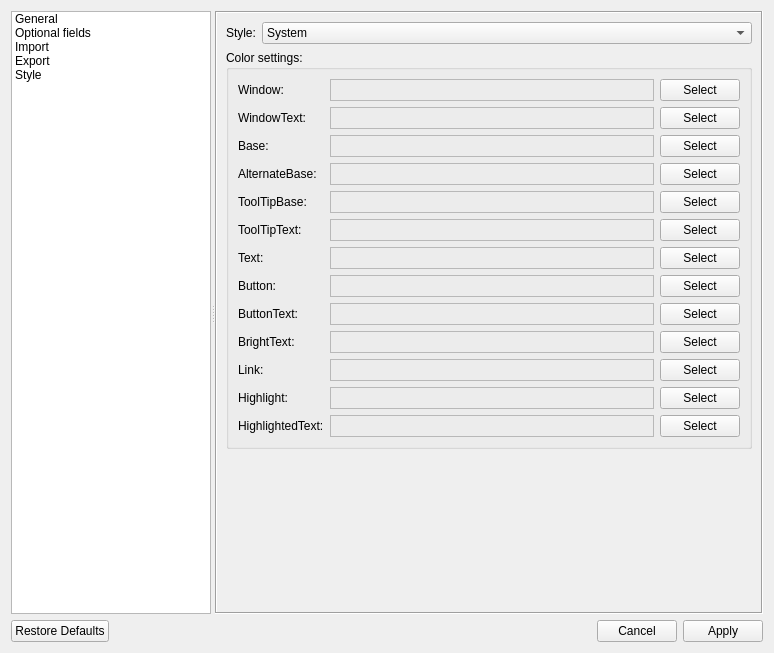
LibertaSoft/DatabaseAnime, file DatabaseAnime/settings.ui: the form before one commit.
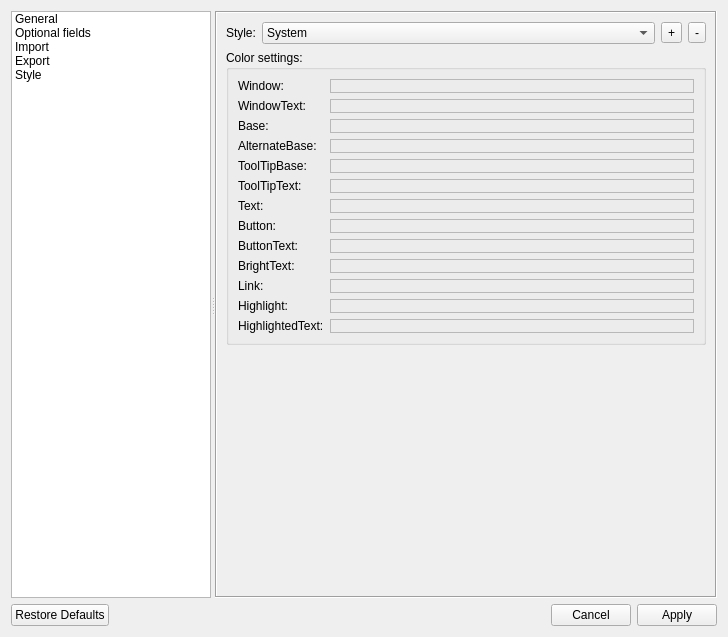
The form after the commit. The open tabs and pages were chosen to show the change. Icons and pictures are not drawn. Custom widgets are drawn as their Qt base class.

Commit message: UI for switched style

```diff
--- a/DatabaseAnime/settings.ui
+++ b/DatabaseAnime/settings.ui
@@ -6,8 +6,8 @@
    <rect>
     <x>0</x>
     <y>0</y>
-    <width>774</width>
-    <height>653</height>
+    <width>728</width>
+    <height>637</height>
    </rect>
   </property>
   <property name="windowTitle">
@@ -817,18 +817,47 @@
          </widget>
         </item>
         <item row="0" column="1">
-         <widget class="QComboBox" name="ComboBox_CurrentStyle">
+         <layout class="QHBoxLayout" name="horizontalLayout_22">
+          <property name="topMargin">
+           <number>0</number>
+          </property>
           <item>
-           <property name="text">
-            <string>System</string>
-           </property>
+           <widget class="QComboBox" name="ComboBox_CurrentStyle">
+            <item>
+             <property name="text">
+              <string>System</string>
+             </property>
+            </item>
+            <item>
+             <property name="text">
+              <string>Dark</string>
+             </property>
+            </item>
+           </widget>
           </item>
           <item>
-           <property name="text">
-            <string>Dark</string>
-           </property>
+           <widget class="QToolButton" name="TButton_CopyStyle">
+            <property name="text">
+             <string>+</string>
+            </property>
+            <property name="icon">
+             <iconset theme="list-add" resource="resource.qrc">
+              <normaloff>:/images/list-add.png</normaloff>:/images/list-add.png</iconset>
+            </property>
+           </widget>
           </item>
-         </widget>
+          <item>
+           <widget class="QToolButton" name="TButton_RemoveStyle">
+            <property name="text">
+             <string>-</string>
+            </property>
+            <property name="icon">
+             <iconset theme="list-remove" resource="resource.qrc">
+              <normaloff>:/images/list-remove.png</normaloff>:/images/list-remove.png</iconset>
+            </property>
+           </widget>
+          </item>
+         </layout>
         </item>
         <item row="2" column="0" colspan="2">
          <widget class="QGroupBox" name="GroupBox_Style_Colors">
@@ -858,19 +887,6 @@
                </property>
               </widget>
              </item>
-             <item>
-              <widget class="QPushButton" name="PButton_Style_Window">
-               <property name="sizePolicy">
-                <sizepolicy hsizetype="Maximum" vsizetype="Fixed">
-                 <horstretch>0</horstretch>
-                 <verstretch>0</verstretch>
-                </sizepolicy>
-               </property>
-               <property name="text">
-                <string>Select</string>
-               </property>
-              </widget>
-             </item>
             </layout>
            </item>
            <item row="1" column="1">
@@ -888,19 +904,6 @@
                </property>
               </widget>
              </item>
-             <item>
-              <widget class="QPushButton" name="PButton_Style_WindowText">
-               <property name="sizePolicy">
-                <sizepolicy hsizetype="Maximum" vsizetype="Fixed">
-                 <horstretch>0</horstretch>
-                 <verstretch>0</verstretch>
-                </sizepolicy>
-               </property>
-               <property name="text">
-                <string>Select</string>
-               </property>
-              </widget>
-             </item>
             </layout>
            </item>
            <item row="2" column="0">
@@ -925,19 +928,6 @@
                </property>
               </widget>
              </item>
-             <item>
-              <widget class="QPushButton" name="PButton_Style_Base">
-               <property name="sizePolicy">
-                <sizepolicy hsizetype="Maximum" vsizetype="Fixed">
-                 <horstretch>0</horstretch>
-                 <verstretch>0</verstretch>
-                </sizepolicy>
-               </property>
-               <property name="text">
-                <string>Select</string>
-               </property>
-              </widget>
-             </item>
             </layout>
            </item>
            <item row="3" column="0">
@@ -962,19 +952,6 @@
                </property>
               </widget>
              </item>
-             <item>
-              <widget class="QPushButton" name="PButton_Style_AlternateBase">
-               <property name="sizePolicy">
-                <sizepolicy hsizetype="Maximum" vsizetype="Fixed">
-                 <horstretch>0</horstretch>
-                 <verstretch>0</verstretch>
-                </sizepolicy>
-               </property>
-               <property name="text">
-                <string>Select</string>
-               </property>
-              </widget>
-             </item>
             </layout>
            </item>
            <item row="4" column="0">
@@ -999,19 +976,6 @@
                </property>
               </widget>
              </item>
-             <item>
-              <widget class="QPushButton" name="PButton_Style_ToolTipBase">
-               <property name="sizePolicy">
-                <sizepolicy hsizetype="Maximum" vsizetype="Fixed">
-                 <horstretch>0</horstretch>
-                 <verstretch>0</verstretch>
-                </sizepolicy>
-               </property>
-               <property name="text">
-                <string>Select</string>
-               </property>
-              </widget>
-             </item>
             </layout>
            </item>
            <item row="5" column="0">
@@ -1036,19 +1000,6 @@
                </property>
               </widget>
              </item>
-             <item>
-              <widget class="QPushButton" name="PButton_Style_ToolTipText">
-               <property name="sizePolicy">
-                <sizepolicy hsizetype="Maximum" vsizetype="Fixed">
-                 <horstretch>0</horstretch>
-                 <verstretch>0</verstretch>
-                </sizepolicy>
-               </property>
-               <property name="text">
-                <string>Select</string>
-               </property>
-              </widget>
-             </item>
             </layout>
            </item>
            <item row="6" column="0">
@@ -1073,19 +1024,6 @@
                </property>
               </widget>
              </item>
-             <item>
-              <widget class="QPushButton" name="PButton_Style_Text">
-               <property name="sizePolicy">
-                <sizepolicy hsizetype="Maximum" vsizetype="Fixed">
-                 <horstretch>0</horstretch>
-                 <verstretch>0</verstretch>
-                </sizepolicy>
-               </property>
-               <property name="text">
-                <string>Select</string>
-               </property>
-              </widget>
-             </item>
             </layout>
            </item>
            <item row="7" column="0">
@@ -1110,19 +1048,6 @@
                </property>
               </widget>
              </item>
-             <item>
-              <widget class="QPushButton" name="PButton_Style_Button">
-               <property name="sizePolicy">
-                <sizepolicy hsizetype="Maximum" vsizetype="Fixed">
-                 <horstretch>0</horstretch>
-                 <verstretch>0</verstretch>
-                </sizepolicy>
-               </property>
-               <property name="text">
-                <string>Select</string>
-               </property>
-              </widget>
-             </item>
             </layout>
            </item>
            <item row="8" column="0">
@@ -1147,19 +1072,6 @@
                </property>
               </widget>
              </item>
-             <item>
-              <widget class="QPushButton" name="PButton_Style_ButtonText">
-               <property name="sizePolicy">
-                <sizepolicy hsizetype="Maximum" vsizetype="Fixed">
-                 <horstretch>0</horstretch>
-                 <verstretch>0</verstretch>
-                </sizepolicy>
-               </property>
-               <property name="text">
-                <string>Select</string>
-               </property>
-              </widget>
-             </item>
             </layout>
            </item>
            <item row="9" column="0">
@@ -1184,19 +1096,6 @@
                </property>
               </widget>
              </item>
-             <item>
-              <widget class="QPushButton" name="PButton_Style_BrightText">
-               <property name="sizePolicy">
-                <sizepolicy hsizetype="Maximum" vsizetype="Fixed">
-                 <horstretch>0</horstretch>
-                 <verstretch>0</verstretch>
-                </sizepolicy>
-               </property>
-               <property name="text">
-                <string>Select</string>
-               </property>
-              </widget>
-             </item>
             </layout>
            </item>
            <item row="10" column="0">
@@ -1221,19 +1120,6 @@
                </property>
               </widget>
              </item>
-             <item>
-              <widget class="QPushButton" name="PButton_Style_Link">
-               <property name="sizePolicy">
-                <sizepolicy hsizetype="Maximum" vsizetype="Fixed">
-                 <horstretch>0</horstretch>
-                 <verstretch>0</verstretch>
-                </sizepolicy>
-               </property>
-               <property name="text">
-                <string>Select</string>
-               </property>
-              </widget>
-             </item>
             </layout>
            </item>
            <item row="11" column="0">
@@ -1258,19 +1144,6 @@
                </property>
               </widget>
              </item>
-             <item>
-              <widget class="QPushButton" name="PButton_Style_Highlight">
-               <property name="sizePolicy">
-                <sizepolicy hsizetype="Maximum" vsizetype="Fixed">
-                 <horstretch>0</horstretch>
-                 <verstretch>0</verstretch>
-                </sizepolicy>
-               </property>
-               <property name="text">
-                <string>Select</string>
-               </property>
-              </widget>
-             </item>
             </layout>
            </item>
            <item row="12" column="0">
@@ -1295,19 +1168,6 @@
                </property>
               </widget>
              </item>
-             <item>
-              <widget class="QPushButton" name="PButton_Style_HighlightedText">
-               <property name="sizePolicy">
-                <sizepolicy hsizetype="Maximum" vsizetype="Fixed">
-                 <horstretch>0</horstretch>
-                 <verstretch>0</verstretch>
-                </sizepolicy>
-               </property>
-               <property name="text">
-                <string>Select</string>
-               </property>
-              </widget>
-             </item>
             </layout>
            </item>
            <item row="1" column="0">
@@ -1353,6 +1213,14 @@
    </property>
   </action>
  </widget>
+ <customwidgets>
+  <customwidget>
+   <class>ColorPicker</class>
+   <extends>QFrame</extends>
+   <header>widgets/colorpicker.h</header>
+   <container>1</container>
+  </customwidget>
+ </customwidgets>
  <resources>
   <include location="resource.qrc"/>
  </resources>
```
Left out of the diff: 58 changed lines with no effect on the pictures. The commit also changes 2 other files.
